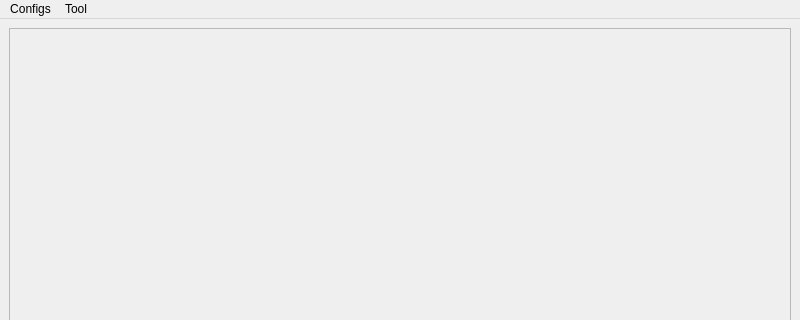
Above: ui/Import_Proxy.ui from hspace-biz/fb_manage before the change; both pictures show x 0 to 800 and y 0 to 320 of the 800 by 759 pixel window. Below: the same form after it.
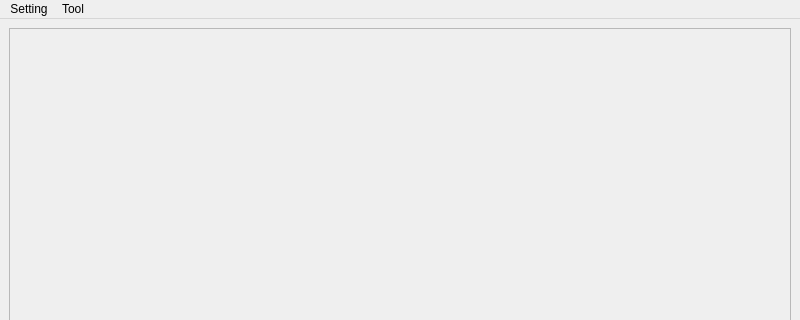
That is the form after the change.

What changed in the file:
```diff
--- a/ui/Import_Proxy.ui
+++ b/ui/Import_Proxy.ui
@@ -233,7 +233,7 @@
    </property>
    <widget class="QMenu" name="menuConfigs">
     <property name="title">
-     <string>Configs</string>
+     <string>Setting</string>
     </property>
     <addaction name="actionServer"/>
    </widget>
```
Left out of the diff: 10 changed lines with no effect on the pictures.
